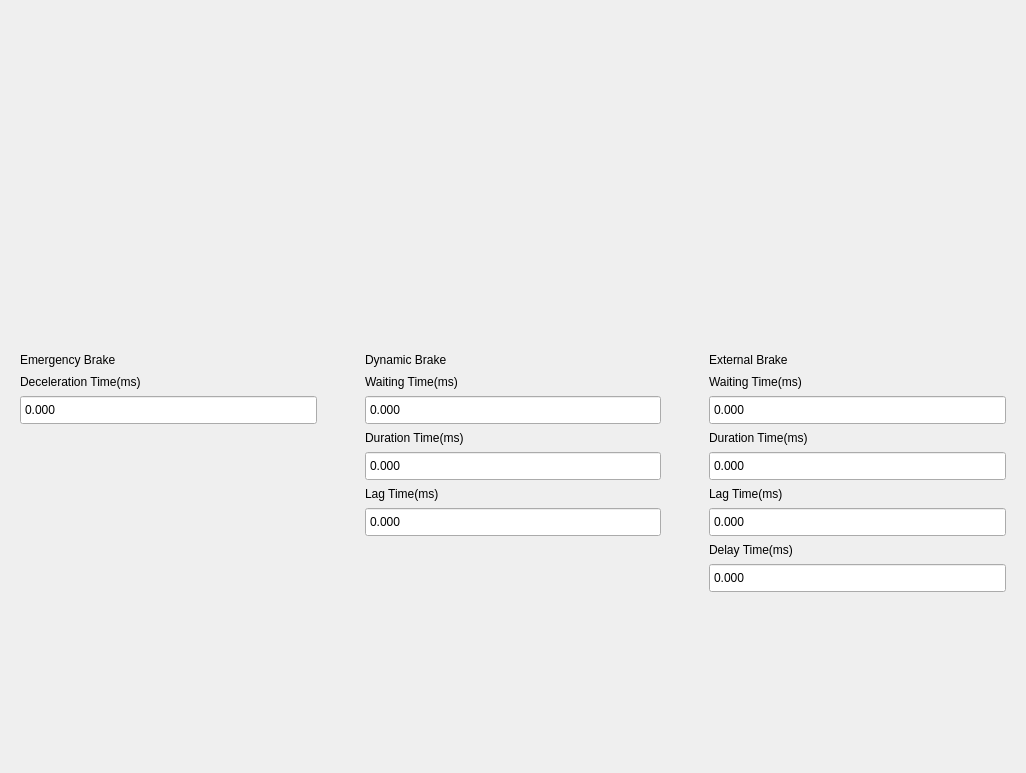
Above: Libs/UI/UiBrake/graphbrake129.ui from tiangaomingjing/ServoDriveTech before the change. Below: the same form after it.
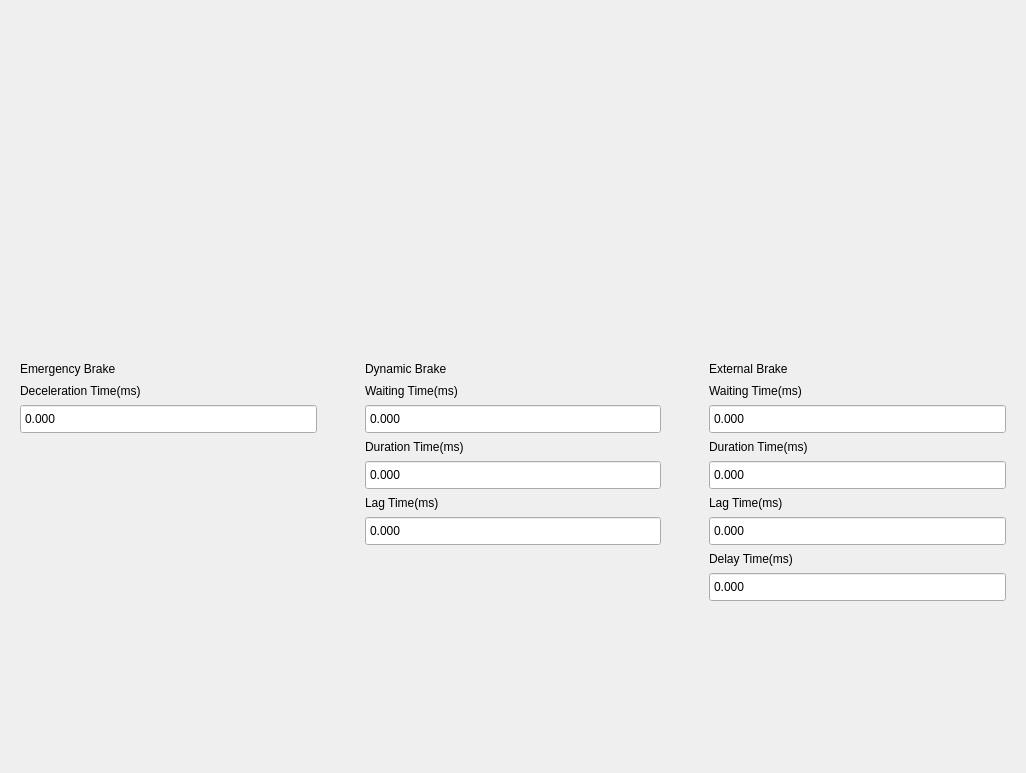
That is the form after the change. Custom widgets are drawn as their Qt base class.

Diff of the .ui file:
```diff
--- a/Libs/UI/UiBrake/graphbrake129.ui
+++ b/Libs/UI/UiBrake/graphbrake129.ui
@@ -13,7 +13,7 @@
   <property name="windowTitle">
    <string>Form</string>
   </property>
-  <layout class="QVBoxLayout" name="vLayout_brakePaint">
+  <layout class="QVBoxLayout" name="vLayout_brakePaint" stretch="3,4">
    <property name="spacing">
     <number>30</number>
    </property>
@@ -22,7 +22,7 @@
      <property name="minimumSize">
       <size>
        <width>0</width>
-       <height>300</height>
+       <height>0</height>
       </size>
      </property>
     </widget>
```
